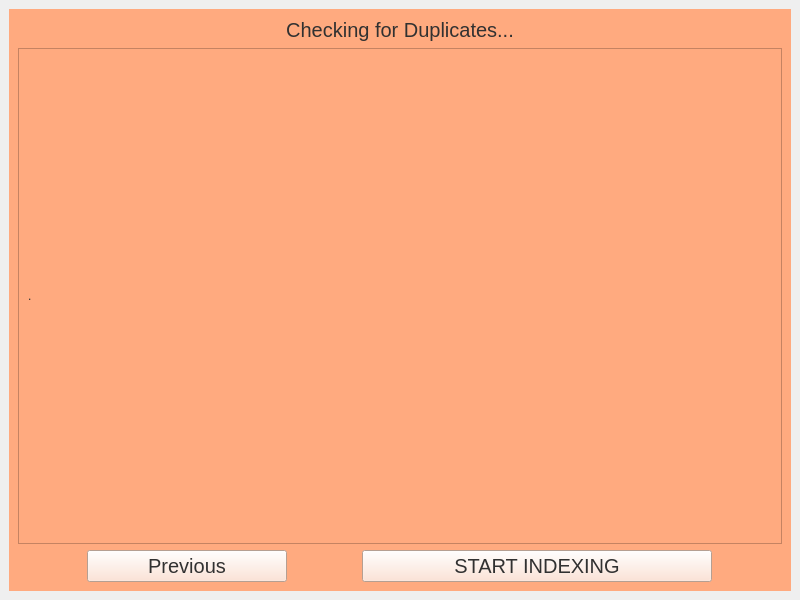
Old version of the form AutoNBS_GUI/appGui.ui in the repository harsha0571/Automated_NLP_Based_Data_Handler.
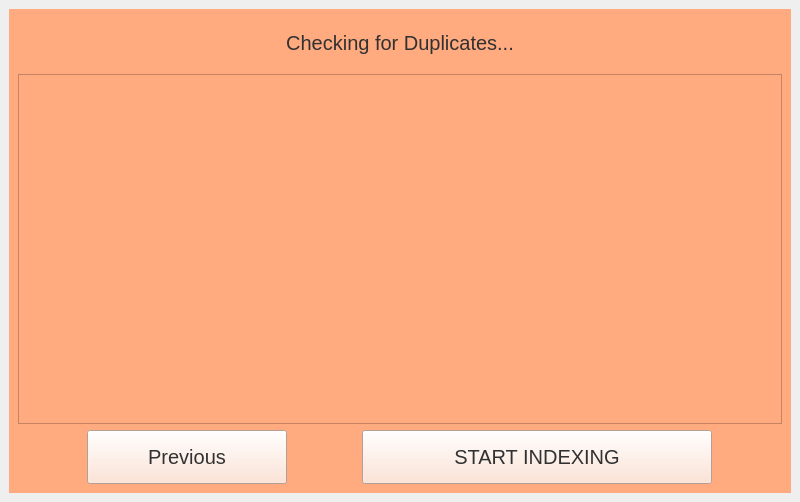
New version of the form. The open tabs and pages were chosen to show the change.

What changed in the file:
```diff
--- a/AutoNBS_GUI/appGui.ui
+++ b/AutoNBS_GUI/appGui.ui
@@ -7,9 +7,15 @@
     <x>0</x>
     <y>0</y>
     <width>800</width>
-    <height>600</height>
+    <height>502</height>
    </rect>
   </property>
+  <property name="maximumSize">
+   <size>
+    <width>16777215</width>
+    <height>502</height>
+   </size>
+  </property>
   <property name="windowTitle">
    <string>MainWindow</string>
   </property>
@@ -137,6 +143,12 @@
        <layout class="QVBoxLayout" name="verticalLayout">
         <item>
          <widget class="QLabel" name="label">
+          <property name="maximumSize">
+           <size>
+            <width>16777215</width>
+            <height>50</height>
+           </size>
+          </property>
           <property name="font">
            <font>
             <pointsize>15</pointsize>
@@ -152,7 +164,13 @@
          </widget>
         </item>
         <item>
-         <widget class="QScrollArea" name="keyGeneratedScroll">
+         <widget class="QScrollArea" name="scrollArea">
+          <property name="maximumSize">
+           <size>
+            <width>16777215</width>
+            <height>350</height>
+           </size>
+          </property>
           <property name="widgetResizable">
            <bool>true</bool>
           </property>
@@ -162,14 +180,19 @@
              <x>0</x>
              <y>0</y>
              <width>754</width>
-             <height>461</height>
+             <height>348</height>
             </rect>
            </property>
            <layout class="QVBoxLayout" name="verticalLayout_6">
             <item>
              <widget class="QLabel" name="label_2">
+              <property name="font">
+               <font>
+                <pointsize>13</pointsize>
+               </font>
+              </property>
               <property name="text">
-               <string>.</string>
+               <string/>
               </property>
              </widget>
             </item>
```
Left out of the diff: 40 changed lines with no effect on the pictures.
